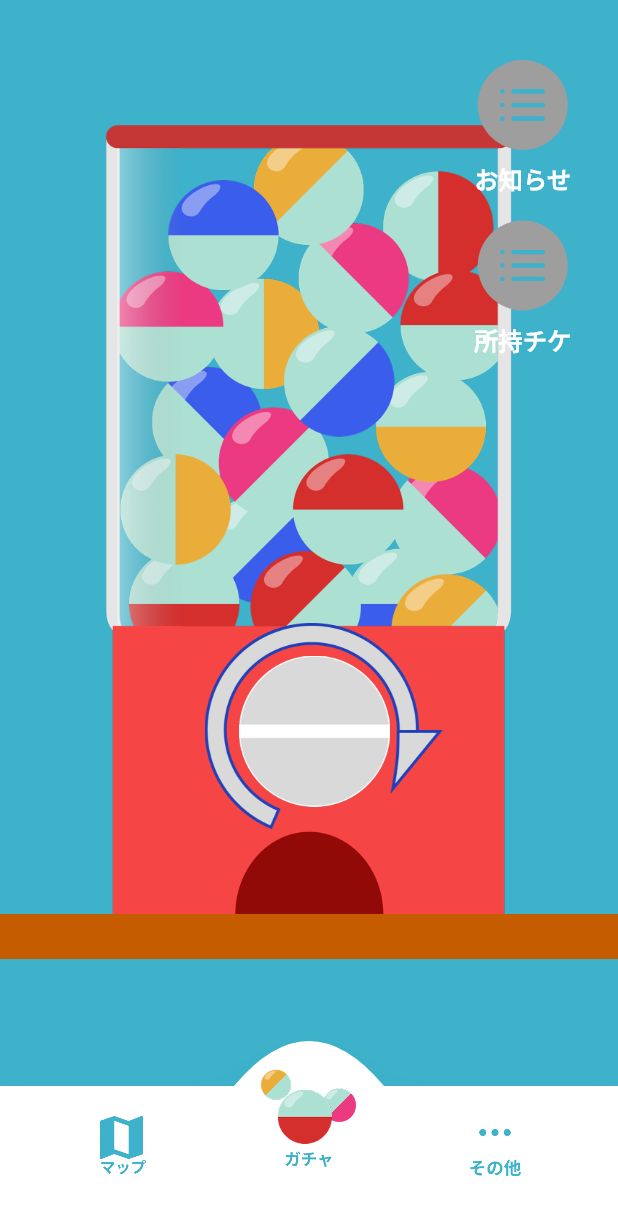
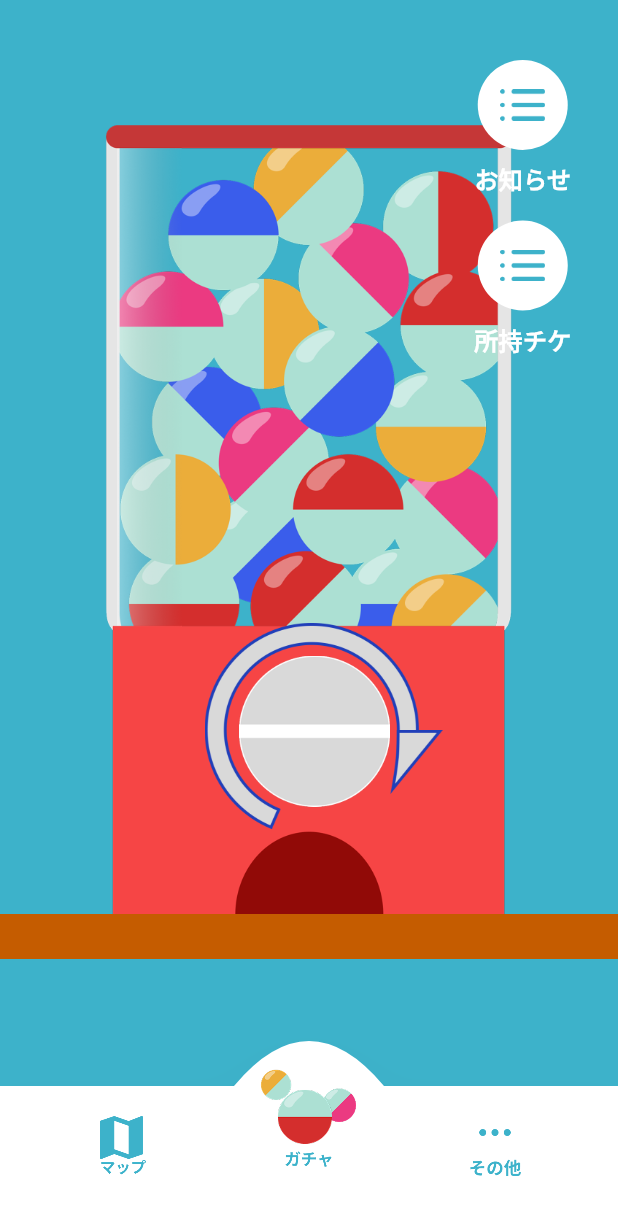
Before and after one commit to aoi0120/Flutter-Hackathon, a Flutter app: the screen it shows after launch, on a phone screen of 412 x 824 dp. Shown: the top 1215 px of the screen. Run offline on Flutter 3.47's test engine with Material 3 defaults, Android fonts, the phone set to English and light mode, and no system bars; our stand-ins replace go_router, lottie.

Commit message:
fix: ボタンカラーをグレーからホワイトに変更

```diff
--- a/frontend/lib/protected/top/_component/itemButton/item_button_style.dart
+++ b/frontend/lib/protected/top/_component/itemButton/item_button_style.dart
@@ -12,7 +12,7 @@ class ItemButtonStyle {
   static const double buttonSize = 60.0; // 直径
   static const double iconSize = 30.0; // アイコンのサイズ
   static const double spacing = 8.0; // ボタンとテキストの間隔
-  static const Color buttonColor = Colors.grey; // ボタンカラー
+  static const Color buttonColor = Colors.white; // ボタンカラー
 
   // アイコン画像(３点リーダー)
   static const String ellipsesIcon = 'assets/images/ellipses.png';
```
